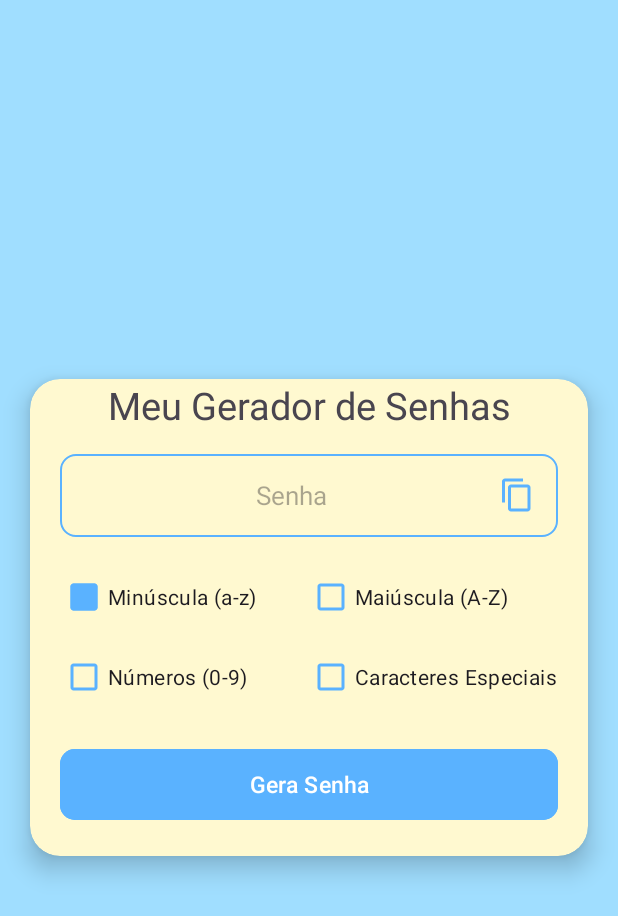
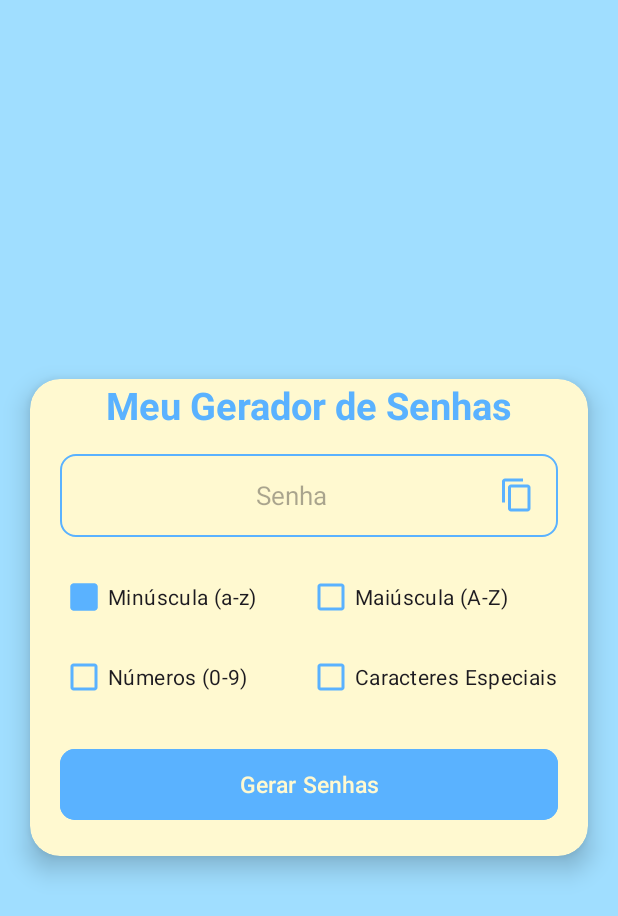
Before and after one commit to mstewart796/MinhasSenhas, an Android app: the screen it shows after launch (MainActivity), on a phone screen of 412 x 824 dp. Shown: the top 916 px of the screen. Run offline under Robolectric (Android 15) with nearby library versions, the phone set to English and light mode, and no system bars.

Commit message:
Added another string and changed string colours.

```diff
--- a/app/src/main/res/layout/activity_main.xml
+++ b/app/src/main/res/layout/activity_main.xml
@@ -29,6 +29,8 @@
                 android:layout_marginTop="20dp"
                 android:gravity="center"
                 android:text="@string/gerador"
+                android:textColor="#5AB2FF"
+                android:textStyle="bold"
                 android:textSize="25sp"
                 app:layout_constraintBaseline_toTopOf="parent"/>
 
@@ -93,7 +95,8 @@
                 android:layout_width="match_parent"
                 android:layout_height="55dp"
                 app:cornerRadius="10dp"
-                android:text="Gera Senha"
+                android:text="@string/gerar"
+                android:textColor="#FFF9D0"
                 android:textSize="15sp"
                 app:layout_constraintBottom_toBottomOf="parent"
                 android:layout_marginBottom="20dp"
--- a/app/src/main/res/values/strings.xml
+++ b/app/src/main/res/values/strings.xml
@@ -6,4 +6,5 @@
     <string name="numero">Números (0-9)</string>
     <string name="maiuscula">Maiúscula (A-Z)</string>
     <string name="especial">Caracteres Especiais</string>
+    <string name="gerar">Gerar Senhas</string>
 </resources>
```
